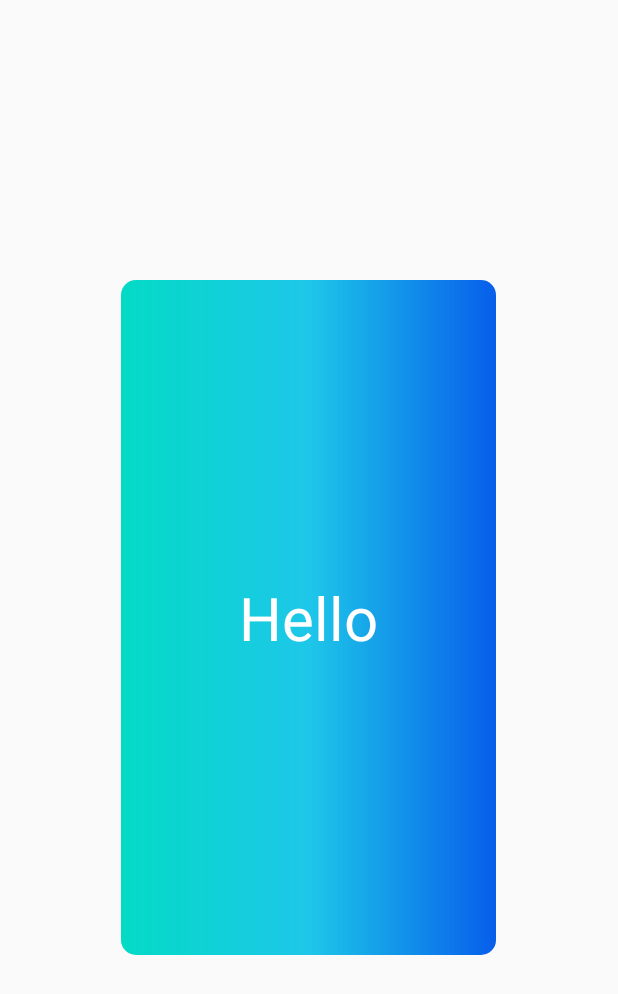
After one commit to kaushikpuka1998/TinderClone-Java-, an Android app: the layout item.xml on its own in the app's theme, with its tools: preview values and no code run, on a phone screen of 412 x 824 dp. The commit adds this screen. Shown: the top 994 px of the screen. Run offline under Robolectric (Android 15) with nearby library versions, the phone set to English and light mode, and no system bars.

Commit message:
Left Swipe Right Swipe implemented

```diff
--- a/app/build.gradle
+++ b/app/build.gradle
@@ -38,4 +38,5 @@ dependencies {
     androidTestImplementation 'androidx.test.ext:junit:1.1.3'
     androidTestImplementation 'androidx.test.espresso:espresso-core:3.4.0'
     implementation 'com.google.firebase:firebase-database:20.0.1'
+    implementation 'com.lorentzos.swipecards:library:1.0.9'
 }
--- /dev/null
+++ b/app/src/main/res/layout/item.xml
@@ -0,0 +1,36 @@
+<?xml version="1.0" encoding="utf-8"?>
+<FrameLayout xmlns:android="http://schemas.android.com/apk/res/android"
+    android:layout_width="250dp"
+    android:layout_gravity="center"
+    android:background="@drawable/custom_button"
+    android:layout_height="450dp">
+
+    <TextView
+        android:id="@+id/helloText"
+        android:textSize="40sp"
+        android:textColor="@color/white"
+        android:gravity="center"
+        android:text="Hello"
+        android:layout_width="match_parent"
+        android:layout_height="match_parent" />
+
+    <View
+        android:id="@+id/item_swipe_left_indicator"
+        android:alpha="0"
+        android:layout_width="20dp"
+        android:layout_height="20dp"
+        android:layout_margin="10dp"
+        android:background="@color/Violet" />
+
+    <View
+        android:id="@+id/item_swipe_right_indicator"
+        android:alpha="0"
+        android:layout_width="20dp"
+        android:layout_height="20dp"
+        android:layout_margin="10dp"
+        android:layout_gravity="right"
+        android:background="@color/Violet" />
+
+
+
+</FrameLayout>
--- a/app/src/main/res/values/colors.xml
+++ b/app/src/main/res/values/colors.xml
@@ -9,4 +9,5 @@
     <color name="white">#FFFFFFFF</color>
     <color name="Green">#06E806</color>
     <color name="Blue">#0138FF</color>
+    <color name="Violet">#5000ca</color>
 </resources>
--- a/app/src/main/res/values/strings.xml
+++ b/app/src/main/res/values/strings.xml
@@ -1,3 +1,4 @@
 <resources>
     <string name="app_name">TinderC</string>
+    <string name="hello">Hello</string>
 </resources>
```
Also changed, not shown: app/src/main/java/com/kgstrivers/tinderc/MainPageActivity.java (+56 -0 lines), app/src/main/res/layout/activity_main_page.xml (+11 -4 lines).
